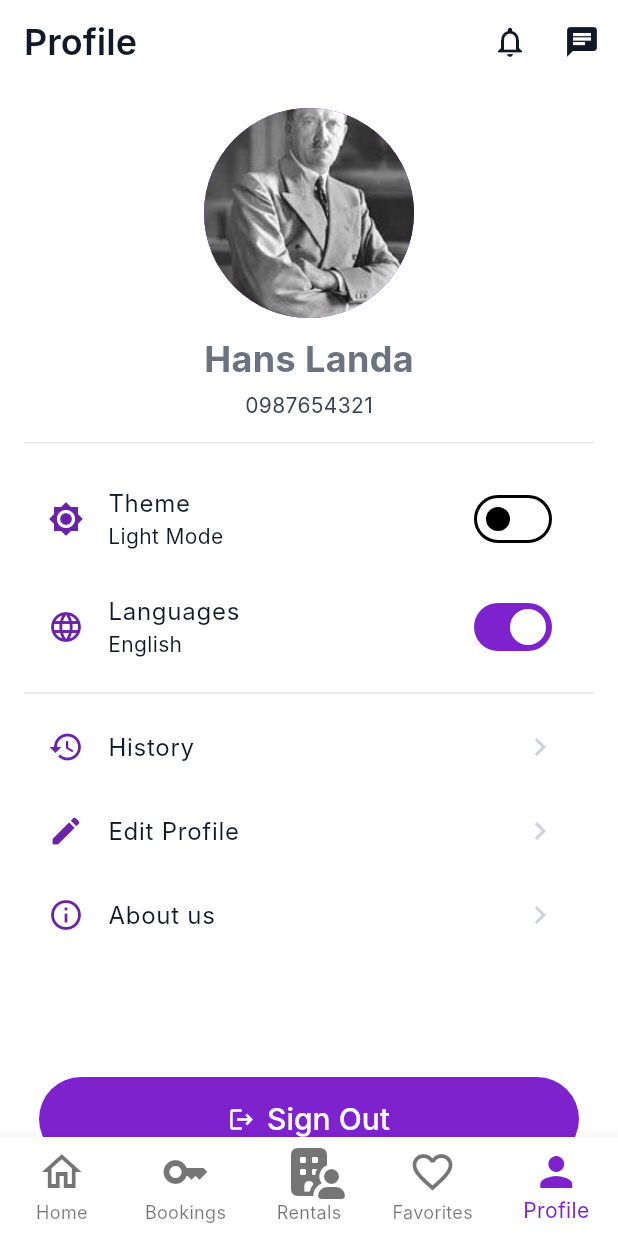
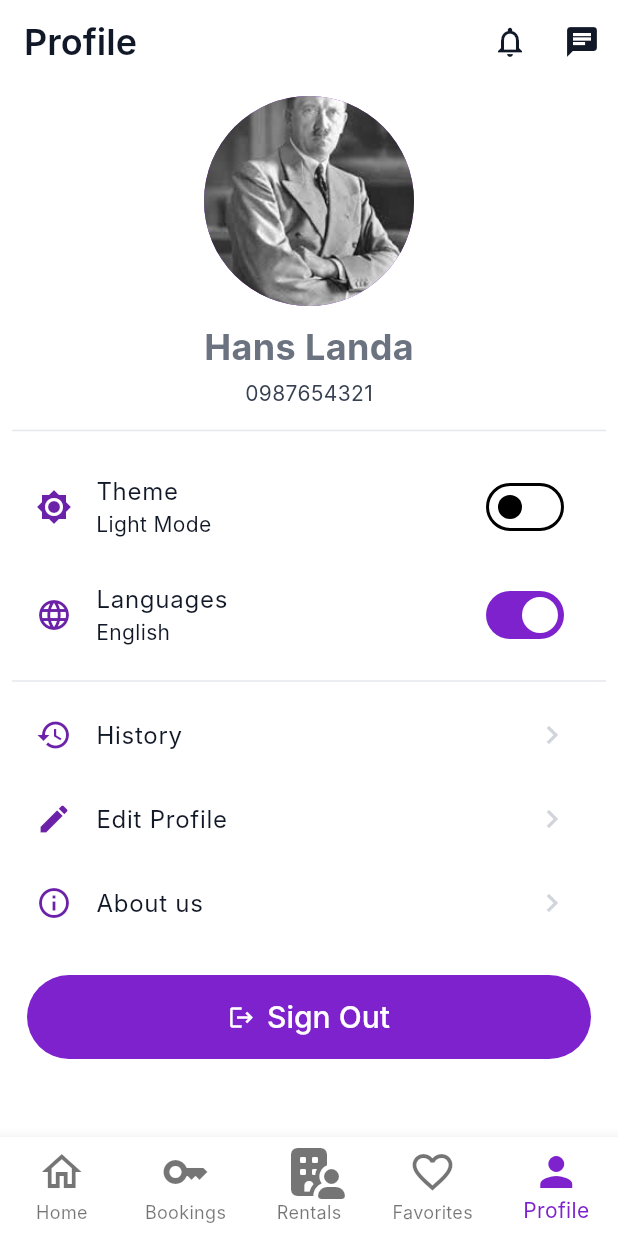
Before and after one commit to Mohakerdi/AlMekhtar, a Flutter app: the screen it shows after launch, item 5 of the bottom bar chosen, on a phone screen of 412 x 824 dp. Run offline on Flutter 3.47's test engine with Material 3 defaults, Android fonts, the phone set to English and light mode, and no system bars; our stand-ins replace carousel_slider, flutter_feather_icons, font_awesome_flutter, line_awesome_flutter, material_design_icons_flutter; Roboto replaces fonts that are missing (Inter).

Commit message:
remove the scrole at profile mean screen

```diff
--- a/lib/Features/user/profile/screens/main_profile/widgets/profile_body_widget.dart
+++ b/lib/Features/user/profile/screens/main_profile/widgets/profile_body_widget.dart
@@ -24,8 +24,10 @@ class ProfileBodyWidget extends StatelessWidget {
 
   @override
   Widget build(BuildContext context) {
-    return SingleChildScrollView(
-      padding: const EdgeInsets.all(16.0),
+    return Scaffold(
+      //padding: const EdgeInsets.all(16.0),
+      body: Padding(
+        padding: const EdgeInsets.all(8.0),
         child: Column(
           crossAxisAlignment: CrossAxisAlignment.stretch,
           children: [
@@ -50,7 +52,10 @@ class ProfileBodyWidget extends StatelessWidget {
               onChanged: onThemeChanged,
             ),
             SwitchListTile(
-            secondary: const Icon(Icons.language, color: AppColors.primary800),
+              secondary: const Icon(
+                Icons.language,
+                color: AppColors.primary800,
+              ),
               title: const Text('Languages'),
               subtitle: Text(isEnglish ? 'English' : 'Arabic'),
               value: isEnglish,
@@ -76,7 +81,7 @@ class ProfileBodyWidget extends StatelessWidget {
               onTap: () => onNavigate('About us'),
             ),
 
-          const SizedBox(height: 80),
+            const SizedBox(height: 20),
 
             // Sign Out Button
             Padding(
@@ -84,7 +89,10 @@ class ProfileBodyWidget extends StatelessWidget {
               child: ElevatedButton.icon(
                 onPressed: onSignOut,
                 icon: const Icon(Icons.logout),
-              label: Text('Sign Out', style: AppTextStyles.heading1MediumWhite),
+                label: Text(
+                  'Sign Out',
+                  style: AppTextStyles.heading1MediumWhite,
+                ),
                 style: ElevatedButton.styleFrom(
                   foregroundColor: Colors.white,
                   backgroundColor: AppColors
@@ -98,6 +106,7 @@ class ProfileBodyWidget extends StatelessWidget {
             ),
           ],
         ),
+      ),
     );
   }
 }
```
Lines whose indentation alone changed are shown as unchanged.
